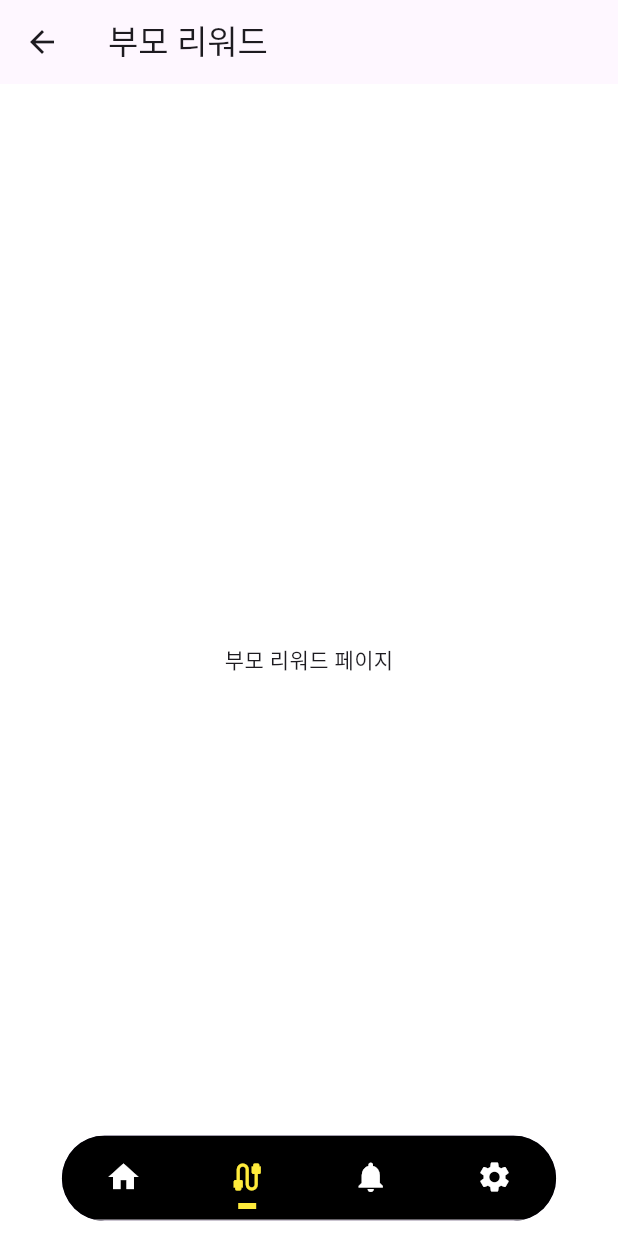
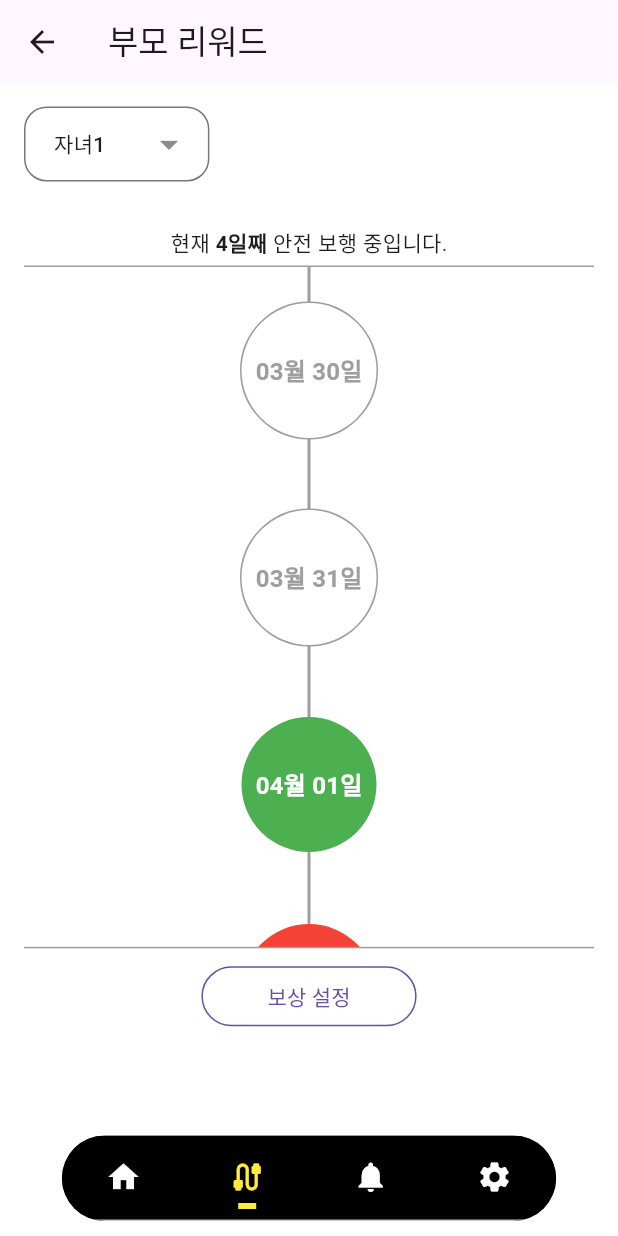
Before and after one commit to wondreaming/icecream, a Flutter app: the PHome screen opened by its route, item 2 of the bottom bar chosen, on a phone screen of 412 x 824 dp. Run offline on Flutter 3.47's test engine with Material 3 defaults, Android fonts, the phone set to English and light mode, and no system bars; our stand-ins replace dio, dropdown_button2, firebase_core, firebase_messaging, flutter_dotenv, flutter_local_notifications and 3 more; missing offline and left inert: android_id, kakao_map_plugin; accounts and stored records are empty; statements that could not run were skipped.

Commit message:
feat : 부모 리워드 페이지 구현중

```diff
--- /dev/null
+++ b/FE/icecream/lib/goal/model/goal_model.dart
@@ -0,0 +1,22 @@
+class DailyGoal {
+  final int period;
+  final int record;
+  final String content;
+  final Map<String, bool> result;
+
+  DailyGoal({
+    required this.period,
+    required this.record,
+    required this.content,
+    required this.result,
+  });
+
+  factory DailyGoal.fromJson(Map<String, dynamic> json) {
+    return DailyGoal(
+      period: json['period'] as int,
+      record: json['record'] as int,
+      content: json['content'] as String,
+      result: Map<String, bool>.from(json['result']),
+    );
+  }
+}
--- a/FE/icecream/lib/goal/screen/goal.dart
+++ b/FE/icecream/lib/goal/screen/goal.dart
@@ -1,15 +1,177 @@
 import 'package:flutter/material.dart';
 import 'package:icecream/com/widget/default_layout.dart';
+import 'package:icecream/goal/model/goal_model.dart';
+import 'package:icecream/goal/widget/daily_goal.dart';
+import 'package:dropdown_button2/dropdown_button2.dart';
 
-class Goal extends StatelessWidget {
+class Goal extends StatefulWidget {
   const Goal({super.key});
 
   @override
+  _GoalState createState() => _GoalState();
+}
+
+class _GoalState extends State<Goal> {
+  String selectedChild = '자녀1'; // 기본 선택된 자녀
+  final List<String> childrenItems = [
+    '자녀1',
+    '자녀2',
+    '자녀3',
+  ]; // 자녀 목록
+
+  @override
   Widget build(BuildContext context) {
+    final dailyGoal = DailyGoal(
+      period: 7,
+      record: 5,
+      content: '예시 내용',
+      result: {
+        '2024-04-01': true,
+        '2024-04-02': false,
+        '2024-04-03': true,
+        '2024-04-04': true,
+        '2024-04-05': false,
+        '2024-04-06': true,
+        '2024-04-07': true,
+        '2024-04-08': false,
+        '2024-04-09': true,
+        '2024-04-10': true,
+        '2024-04-11': false,
+        '2024-04-12': true,
+      },
+    );
+    double maxHeight = MediaQuery.of(context).size.height * 0.55;
+    int currentStreak = 4; // 안전 보행 중인 일수
+
     return DefaultLayout(
       title: '부모 리워드',
-      child: Center(
-        child: Text('부모 리워드 페이지'),
+      child: Column(
+        children: [
+          const SizedBox(
+            height: 15,
+          ),
+          Row(
+            crossAxisAlignment: CrossAxisAlignment.start,
+            children: [
+              SizedBox(
+                width: MediaQuery.of(context).size.width * 0.3,
+                child: Align(
+                  alignment: Alignment.topLeft,
+                  child: DropdownButtonFormField2(
+                    decoration: InputDecoration(
+                      // Add more decoration...
+                      contentPadding: const EdgeInsets.symmetric(vertical: 10),
+                      border: OutlineInputBorder(
+                        borderRadius: BorderRadius.circular(15),
+                      ),
+                    ),
+                    isExpanded: true,
+                    hint: const Text(
+                      '자녀 선택',
+                      style: TextStyle(fontSize: 14),
+                    ),
+                    value: selectedChild, // 기본 선택된 자녀
+                    items: childrenItems
+                        .map((item) => DropdownMenuItem<String>(
+                              value: item,
+                              child: Text(
+                                item,
+                                style: const TextStyle(
+                                  fontSize: 14,
+                                ),
+                              ),
+                            ))
+                        .toList(),
+                    onChanged: (value) {
+                      setState(() {
+                        selectedChild = value as String;
+                      });
+                    },
+                    buttonStyleData: const ButtonStyleData(
+                      padding: EdgeInsets.only(right: 8),
+                    ),
+                    iconStyleData: const IconStyleData(
+                      icon: Icon(
+                        Icons.arrow_drop_down,
+                        color: Colors.black45,
+                      ),
+                      iconSize: 30,
+                    ),
+                    dropdownStyleData: DropdownStyleData(
+                      decoration: BoxDecoration(
+                        borderRadius: BorderRadius.circular(15),
+                      ),
+                    ),
+                    menuItemStyleData: const MenuItemStyleData(
+                      padding: EdgeInsets.symmetric(horizontal: 16),
+                    ),
+                  ),
+                ),
+              ),
+            ],
+          ),
+          const SizedBox(
+            height: 25,
+          ),
+
+          // 안전 보행 중인 일수 표시
+          Padding(
+            padding: const EdgeInsets.all(5.0),
+            child: RichText(
+              text: TextSpan(
+                text: '현재 ',
+                style: DefaultTextStyle.of(context).style,
+                children: <TextSpan>[
+                  TextSpan(
+                    text: '$currentStreak일째',
+                    style: const TextStyle(
+                      fontWeight: FontWeight.bold,
+                    ),
+                  ),
+                  const TextSpan(text: ' 안전 보행 중입니다.'),
+                ],
+              ),
+            ),
+          ),
+          const Divider(
+            thickness: 1,
+            height: 1,
+            color: Colors.grey,
+            indent: 0,
+            endIndent: 0,
+          ),
+          SizedBox(
+            height: maxHeight,
+            child: DailyGoalWidget(dailyGoal: dailyGoal),
+          ),
+          const Divider(
+            thickness: 1,
+            height: 1,
+            color: Colors.grey,
+            indent: 0,
+            endIndent: 0,
+          ),
+          Padding(
+            padding: const EdgeInsets.symmetric(vertical: 8.0),
+            child: OutlinedButton(
+              onPressed: () {
+                // TODO: '보상 설정' 버튼 로직 구현
+              },
+              style: OutlinedButton.styleFrom(
+                side:
+                    BorderSide(color: Theme.of(context).primaryColor), // 경계선 색상
+                shape: RoundedRectangleBorder(
+                  borderRadius: BorderRadius.circular(30), // 모서리 둥글게
+                ),
+              ),
+              child: Padding(
+                padding: const EdgeInsets.symmetric(horizontal: 20.0),
+                child: Text('보상 설정',
+                    style: TextStyle(color: Theme.of(context).primaryColor)),
+              ),
+            ),
+          ),
+        ],
       ),
     );
   }
--- /dev/null
+++ b/FE/icecream/lib/goal/widget/daily_goal.dart
@@ -0,0 +1,157 @@
+import 'package:flutter/material.dart';
+import 'package:intl/intl.dart';
+import 'package:icecream/goal/model/goal_model.dart';
+
+class DailyGoalWidget extends StatelessWidget {
+  final DailyGoal dailyGoal;
+  final double circleRadius = 45.0;
+  final double lineHeight = 48.0; // 원 사이의 선 높이
+
+  const DailyGoalWidget({super.key, required this.dailyGoal});
+
+  @override
+  Widget build(BuildContext context) {
+    Map<String, bool?> fullResult = extendDateRange(dailyGoal.result);
+    List<String> dates = fullResult.keys.toList();
+    dates.sort();
+
+    // 오늘 날짜의 인덱스를 구합니다.
+    String todayStr = DateFormat('yyyy-MM-dd').format(DateTime.now());
+    int indexOfToday = dates.indexOf(todayStr);
+
+    // 화면에 표시될 날짜의 범위를 1개월로 설정합니다.
+    DateTime startDate = DateTime.now().subtract(const Duration(days: 30));
+    DateTime endDate = DateTime.now().add(const Duration(days: 1)); // 오늘까지 포함
+
+    return ListView.builder(
+      itemCount: endDate.difference(startDate).inDays,
+      itemBuilder: (context, index) {
+        DateTime date = startDate.add(Duration(days: index));
+        String dateStr = DateFormat('yyyy-MM-dd').format(date);
+        bool? isSuccess = fullResult[dateStr];
+        bool isToday = dateStr == todayStr;
+
+        return Stack(
+          alignment: Alignment.topCenter,
+          children: [
+            CustomPaint(
+              size: Size(circleRadius * 2, circleRadius * 2 + lineHeight),
+              painter: CircleLinePainter(
+                isToday: isToday,
+                isSuccess: isSuccess ?? false,
+                isUndefined: isSuccess == null,
+                circleRadius: circleRadius,
+                lineHeight: lineHeight,
+              ),
+            ),
+            Positioned(
+              top: lineHeight / 2,
+              child: CircleAvatar(
+                radius: circleRadius,
+                backgroundColor: isSuccess == null
+                    ? Colors.white
+                    : (isSuccess ? Colors.green : Colors.red),
+                child: Text(
+                  DateFormat('MM월 dd일').format(date),
+                  style: TextStyle(
+                    color: isSuccess == null ? Colors.grey : Colors.white,
+                    fontWeight: FontWeight.bold,
+                  ),
+                ),
+              ),
+            ),
+            if (index <
+                endDate.difference(startDate).inDays -
+                    1) // 마지막 원을 제외하고 선을 그립니다.
+              Positioned(
+                top: circleRadius * 2 + lineHeight,
+                child: Container(
+                  height: lineHeight,
+                  width: 2.0,
+                  color: Colors.grey,
+                ),
+              ),
+          ],
+        );
+      },
+    );
+  }
+
+  Map<String, bool?> extendDateRange(Map<String, bool> originalResults) {
+    DateTime minDate =
+        DateFormat('yyyy-MM-dd').parse(originalResults.keys.reduce(min));
+    DateTime maxDate =
+        DateFormat('yyyy-MM-dd').parse(originalResults.keys.reduce(max));
+    Map<String, bool?> extendedResults = {};
+
+    // minDate부터 maxDate까지의 날짜를 포함하는 맵을 생성합니다.
+    for (DateTime date = minDate;
+        date.isBefore(maxDate.add(const Duration(days: 1)));
+        date = date.add(const Duration(days: 1))) {
+      String key = DateFormat('yyyy-MM-dd').format(date);
+      extendedResults[key] = originalResults[key];
+    }
+
+    return extendedResults;
+  }
+
+  String min(String a, String b) => a.compareTo(b) < 0 ? a : b;
+  String max(String a, String b) => a.compareTo(b) > 0 ? a : b;
+}
+
+class CircleLinePainter extends CustomPainter {
+  bool isToday;
+  bool isSuccess;
+  bool isUndefined;
+  double circleRadius;
+  double lineHeight;
+
+  CircleLinePainter({
+    required this.isToday,
+    required this.isSuccess,
+    this.isUndefined = false,
+    required this.circleRadius,
+    required this.lineHeight,
+  });
+
+  @override
+  void paint(Canvas canvas, Size size) {
+    final paint = Paint()
+      ..color = Colors.grey
+      ..strokeWidth = 2;
+
+    // 연결선을 그립니다.
+    canvas.drawLine(
+      Offset(size.width / 2, 0),
+      Offset(size.width / 2, lineHeight / 2),
+      paint,
+    );
+    canvas.drawLine(
+      Offset(size.width / 2, circleRadius * 2),
+      Offset(size.width / 2, size.height),
+      paint,
+    );
+
+    // 원의 테두리를 그립니다.
+    if (isUndefined) {
+      final outlinePaint = Paint()
+        ..color = isToday ? Colors.black : Colors.grey
+        ..strokeWidth = 2
+        ..style = PaintingStyle.stroke;
+      canvas.drawCircle(
+        Offset(size.width / 2, lineHeight / 2 + circleRadius),
+        circleRadius,
+        outlinePaint,
+      );
+    }
+  }
+
+  @override
+  bool shouldRepaint(covariant CircleLinePainter oldDelegate) {
+    return oldDelegate.isToday != isToday ||
+        oldDelegate.isSuccess != isSuccess ||
+        oldDelegate.isUndefined != isUndefined ||
+        oldDelegate.circleRadius != circleRadius ||
+        oldDelegate.lineHeight != lineHeight;
+  }
+}
--- a/FE/icecream/lib/gps/location_model.dart
+++ b/FE/icecream/lib/gps/location_model.dart
@@ -1,8 +1,8 @@
 class UserLocation {
   final double latitude;
   final double longitude;
-  final int userId;
+  final int user_id;
 
   UserLocation(
-      {required this.latitude, required this.longitude, required this.userId});
+      {required this.latitude, required this.longitude, required this.user_id});
 }
--- a/FE/icecream/lib/gps/rabbitmq_service.dart
+++ b/FE/icecream/lib/gps/rabbitmq_service.dart
@@ -1,61 +1,61 @@
-import 'dart:async';
-import 'dart:convert';
-import 'package:dart_amqp/dart_amqp.dart';
+// import 'dart:async';
+// import 'dart:convert';
+// import 'package:dart_amqp/dart_amqp.dart';
 
-class RabbitMQService {
-  Client? _client;
-  Channel? _channel;
-  Exchange? _exchange;
+// class RabbitMQService {
+//   Client? _client;
+//   Channel? _channel;
+//   Exchange? _exchange;
 
-  Future<void> initRabbitMQ() async {
-    bool isConnected = false;
-    int maxAttempts = 5;
-    int attempts = 0;
+//   Future<void> initRabbitMQ() async {
+//     bool isConnected = false;
+//     int maxAttempts = 5;
+//     int attempts = 0;
 
-    while (!isConnected && attempts < maxAttempts) {
-      try {
-        _client = Client(
-          settings: ConnectionSettings(
-            host: "10.0.2.2",
-          ),
-        );
-        _channel = await _client!.channel();
-        _exchange = await _channel!
-            .exchange("icecream_ex", ExchangeType.DIRECT, durable: true);
-        isConnected = true;
-      } catch (e) {
-        attempts++;
-        print('Attempt $attempts: Failed to connect to RabbitMQ: $e');
-        await Future.delayed(const Duration(seconds: 2));
-      }
-    }
+//     while (!isConnected && attempts < maxAttempts) {
+//       try {
+//         _client = Client(
+//           settings: ConnectionSettings(
+//             host: "10.0.2.2",
+//           ),
+//         );
+//         _channel = await _client!.channel();
+//         _exchange = await _channel!
+//             .exchange("icecream_ex", ExchangeType.DIRECT, durable: true);
+//         isConnected = true;
+//       } catch (e) {
+//         attempts++;
+//         print('Attempt $attempts: Failed to connect to RabbitMQ: $e');
+//         await Future.delayed(const Duration(seconds: 2));
+//       }
+//     }
 
-    if (!isConnected) {
-      throw Exception(
-          'Failed to connect to RabbitMQ after $maxAttempts attempts.');
-    }
-  }
+//     if (!isConnected) {
+//       throw Exception(
+//           'Failed to connect to RabbitMQ after $maxAttempts attempts.');
+//     }
+//   }
 
-  Future<void> sendLocation(
-      double latitude, double longitude, int userId) async {
-    if (_exchange == null) {
-      throw Exception('RabbitMQ not initialized.');
-    }
-    try {
-      var locationData = {
-        'userId': userId,
-        'latitude': latitude,
-        'longitude': longitude,
-        'timestamp': DateTime.now().toIso8601String()
-      };
-      _exchange!.publish(jsonEncode(locationData), "ssafy123");
-    } catch (e) {
-      print('Failed to send message: $e');
-      rethrow;
-    }
-  }
+//   Future<void> sendLocation(
+//       double latitude, double longitude, int user_id) async {
+//     if (_exchange == null) {
+//       throw Exception('RabbitMQ not initialized.');
+//     }
+//     try {
+//       var locationData = {
+//         'user_id': userId,
+//         'latitude': latitude,
+//         'longitude': longitude,
+//         'timestamp': DateTime.now().toIso8601String()
+//       };
+//       _exchange!.publish(jsonEncode(locationData), "ssafy123");
+//     } catch (e) {
+//       print('Failed to send message: $e');
+//       rethrow;
+//     }
+//   }
 
-  void close() {
-    _client?.close();
-  }
-}
+//   void close() {
+//     _client?.close();
+//   }
+// }
--- a/FE/icecream/lib/main.dart
+++ b/FE/icecream/lib/main.dart
@@ -101,7 +101,7 @@ class MyApp extends StatefulWidget {
 
 class _MyAppState extends State<MyApp> {
   final LocationService _locationService = LocationService();
-  final RabbitMQService _rabbitMQService = RabbitMQService();
+  // final RabbitMQService _rabbitMQService = RabbitMQService();
   late StreamSubscription<Position> _locationSubscription;
 
   @override
@@ -112,10 +112,10 @@ class _MyAppState extends State<MyApp> {
 
   Future<void> initServices() async {
     await _locationService.initLocationService();
-    await _rabbitMQService.initRabbitMQ();
+    // await _rabbitMQService.initRabbitMQ();
     _locationSubscription =
         _locationService.getLocationStream().listen((position) {
-      _rabbitMQService.sendLocation(position.latitude, position.longitude, 1);
+      // _rabbitMQService.sendLocation(position.latitude, position.longitude, 1);
     });
   }
 
--- a/FE/icecream/pubspec.yaml
+++ b/FE/icecream/pubspec.yaml
@@ -50,6 +50,8 @@ dependencies:
   geolocator: ^11.0.0
   image_picker: ^1.1.0
   dart_amqp: ^0.2.5
+  intl: ^0.19.0
+  dropdown_button2: ^2.3.9
 
 
 
```
Also changed, not shown: FE/icecream/lib/goal/widget/reward_modal.dart (added), FE/icecream/pubspec.lock.
